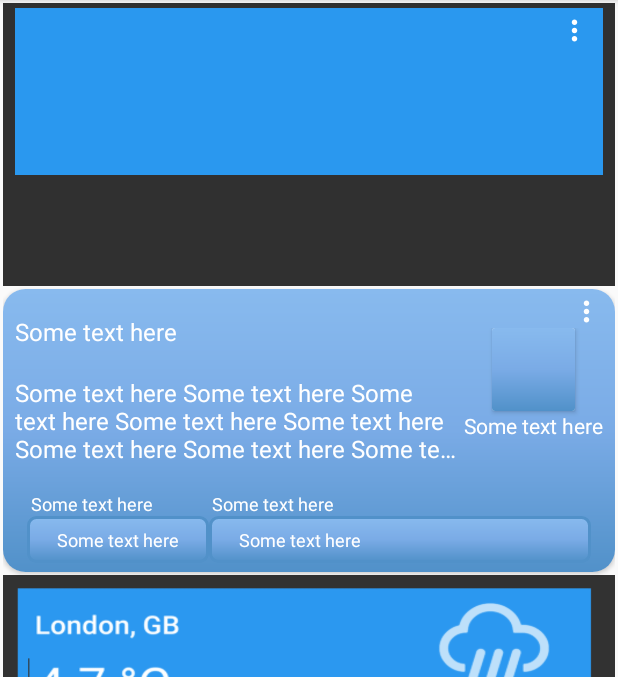
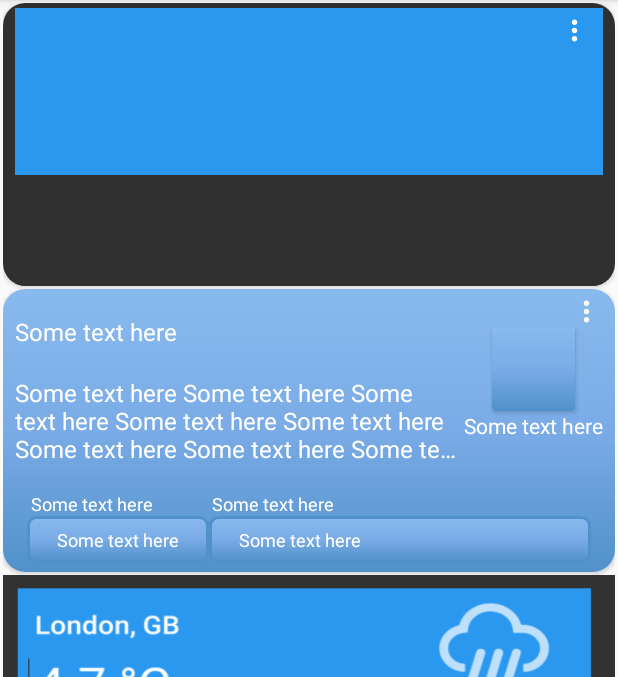
Before and after one commit to tarusluck/weather, an Android app: the screen it shows after launch (MainActivity), on a phone screen of 412 x 824 dp, the part 84-761 px from its top. Run offline under Robolectric (Android 15) with nearby library versions, the phone set to English and light mode, and no system bars; libraries missing offline, so code that uses them is left out: com.karumi.dexter, io.nlopez.smartlocation, net.danlew.android; pictures from the network do not load; 2 statements that could not run were skipped.

Commit message:
1st box UI Design

```diff
--- a/app/src/main/res/layout/activity_main.xml
+++ b/app/src/main/res/layout/activity_main.xml
@@ -14,11 +14,16 @@
         android:orientation="vertical"
         android:weightSum="4">
 
+        <android.support.v7.widget.CardView
+            android:layout_width="match_parent"
+            android:layout_height="0dp"
+            android:layout_marginBottom="2dp"
+            android:layout_weight="1"
+            app:cardCornerRadius="15dp">
 
             <LinearLayout
                 android:layout_width="match_parent"
-            android:layout_height="0dp"
-            android:layout_marginBottom="2dp"
+                android:layout_height="match_parent"
                 android:layout_weight="1"
                 android:orientation="vertical"
                 android:weightSum="1">
@@ -152,6 +157,7 @@
                 </LinearLayout>
 
             </LinearLayout>
+        </android.support.v7.widget.CardView>
 
         <android.support.v7.widget.CardView
             android:layout_width="match_parent"
```
Lines whose indentation alone changed are shown as unchanged.
